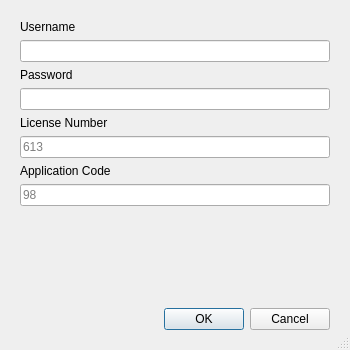
Above: terraindex_login.ui from KRS-dev/TerraIndex-Plugin before the change. Below: the same form after it.
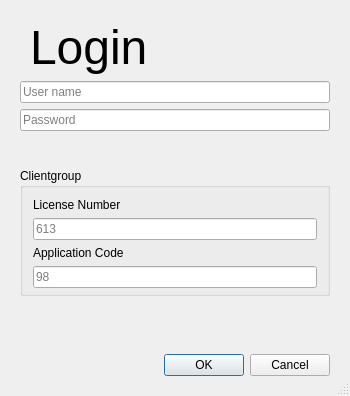
That is the form after the change. Custom widgets are drawn as their Qt base class.

The edit to the form file:
```diff
--- a/terraindex_login.ui
+++ b/terraindex_login.ui
@@ -7,7 +7,7 @@
     <x>0</x>
     <y>0</y>
     <width>350</width>
-    <height>350</height>
+    <height>396</height>
    </rect>
   </property>
   <property name="sizePolicy">
@@ -19,26 +19,26 @@
   <property name="minimumSize">
    <size>
     <width>350</width>
-    <height>320</height>
+    <height>350</height>
    </size>
   </property>
   <property name="maximumSize">
    <size>
     <width>350</width>
-    <height>350</height>
+    <height>450</height>
    </size>
   </property>
   <property name="baseSize">
    <size>
-    <width>300</width>
-    <height>300</height>
+    <width>350</width>
+    <height>400</height>
    </size>
   </property>
   <property name="contextMenuPolicy">
    <enum>Qt::DefaultContextMenu</enum>
   </property>
   <property name="windowTitle">
-   <string>Dialog</string>
+   <string>Login - Terraindex</string>
   </property>
   <property name="sizeGripEnabled">
    <bool>true</bool>
@@ -81,68 +81,55 @@
        <enum>QLayout::SetMinimumSize</enum>
       </property>
       <item row="0" column="0">
-       <widget class="QLabel" name="label">
+       <widget class="QLabel" name="lb_title">
+        <property name="lineWidth">
+         <number>1</number>
+        </property>
         <property name="text">
-         <string>Username</string>
+         <string>&lt;html&gt;&lt;head/&gt;&lt;body&gt;&lt;p&gt;&lt;span style=&quot; font-size:36pt;&quot;&gt;Login&lt;/span&gt;&lt;/p&gt;&lt;/body&gt;&lt;/html&gt;</string>
+        </property>
+        <property name="textFormat">
+         <enum>Qt::AutoText</enum>
+        </property>
+        <property name="scaledContents">
+         <bool>true</bool>
+        </property>
+        <property name="indent">
+         <number>10</number>
         </property>
        </widget>
       </item>
       <item row="1" column="0" colspan="2">
        <widget class="QgsFilterLineEdit" name="username">
-        <property name="text">
+        <property name="accessibleName">
          <string/>
         </property>
+        <property name="inputMask">
+         <string notr="true"/>
+        </property>
+        <property name="text">
+         <string notr="true"/>
+        </property>
+        <property name="placeholderText">
+         <string>User name</string>
+        </property>
         <property name="qgisRelation" stdset="0">
          <string notr="true"/>
         </property>
        </widget>
       </item>
-      <item row="2" column="0">
-       <widget class="QLabel" name="label_2">
-        <property name="text">
+      <item row="2" column="0" colspan="2">
+       <widget class="QgsPasswordLineEdit" name="password">
+        <property name="inputMask">
+         <string/>
+        </property>
+        <property name="placeholderText">
          <string>Password</string>
         </property>
        </widget>
       </item>
-      <item row="3" column="0" colspan="2">
-       <widget class="QgsPasswordLineEdit" name="password"/>
-      </item>
-      <item row="4" column="0">
-       <widget class="QLabel" name="label_3">
-        <property name="text">
-         <string>License Number</string>
-        </property>
-       </widget>
-      </item>
-      <item row="5" column="0" colspan="2">
-       <widget class="QgsFilterLineEdit" name="licensenumber">
-        <property name="placeholderText">
-         <string>613</string>
-        </property>
-        <property name="qgisRelation" stdset="0">
-         <string notr="true"/>
-        </property>
-       </widget>
-      </item>
-      <item row="6" column="0">
-       <widget class="QLabel" name="label_4">
-        <property name="text">
-         <string>Application Code</string>
-        </property>
-       </widget>
-      </item>
-      <item row="7" column="0" colspan="2">
-       <widget class="QgsFilterLineEdit" name="applicationcode">
-        <property name="placeholderText">
-         <string>98</string>
-        </property>
-        <property name="qgisRelation" stdset="0">
-         <string notr="true"/>
-        </property>
-       </widget>
-      </item>
-      <item row="9" column="0" colspan="2">
-       <spacer name="verticalSpacer_5">
+      <item row="3" column="0">
+       <spacer name="verticalSpacer">
         <property name="orientation">
          <enum>Qt::Vertical</enum>
         </property>
@@ -154,27 +141,93 @@
         </property>
        </spacer>
       </item>
-      <item row="10" column="0" colspan="2">
-       <widget class="QDialogButtonBox" name="buttonBox">
-        <property name="orientation">
-         <enum>Qt::Horizontal</enum>
+      <item row="4" column="0" colspan="2">
+       <widget class="QGroupBox" name="verticalGroupBox">
+        <property name="enabled">
+         <bool>true</bool>
         </property>
-        <property name="standardButtons">
-         <set>QDialogButtonBox::Cancel|QDialogButtonBox::Ok</set>
+        <property name="statusTip">
+         <string>Terraindex client identifiers, default: Gemeente Rotterdam</string>
         </property>
+        <property name="whatsThis">
+         <string>Terraindex client identifiers, default: Gemeente Rotterdam</string>
+        </property>
+        <property name="title">
+         <string>Clientgroup</string>
+        </property>
+        <property name="alignment">
+         <set>Qt::AlignJustify|Qt::AlignTop</set>
+        </property>
+        <property name="flat">
+         <bool>false</bool>
+        </property>
+        <property name="checkable">
+         <bool>false</bool>
+        </property>
+        <layout class="QVBoxLayout" name="verticalLayout_2">
+         <property name="sizeConstraint">
+          <enum>QLayout::SetNoConstraint</enum>
+         </property>
+         <property name="leftMargin">
+          <number>10</number>
+         </property>
+         <property name="topMargin">
+          <number>10</number>
+         </property>
+         <property name="rightMargin">
+          <number>10</number>
+         </property>
+         <property name="bottomMargin">
+          <number>5</number>
+         </property>
+         <item>
+          <widget class="QLabel" name="lb_licensenumber">
+           <property name="text">
+            <string>License Number</string>
+           </property>
+          </widget>
+         </item>
+         <item>
+          <widget class="QgsFilterLineEdit" name="licensenumber">
+           <property name="placeholderText">
+            <string>613</string>
+           </property>
+           <property name="qgisRelation" stdset="0">
+            <string notr="true"/>
+           </property>
+          </widget>
+         </item>
+         <item>
+          <widget class="QLabel" name="lb_applicationcode">
+           <property name="text">
+            <string>Application Code</string>
+           </property>
+          </widget>
+         </item>
+         <item>
+          <widget class="QgsFilterLineEdit" name="applicationcode">
+           <property name="placeholderText">
+            <string>98</string>
+           </property>
+           <property name="qgisRelation" stdset="0">
+            <string notr="true"/>
+           </property>
+          </widget>
+         </item>
+        </layout>
        </widget>
       </item>
       <item row="8" column="0" colspan="2">
        <widget class="QLabel" name="message">
         <property name="sizePolicy">
-         <sizepolicy hsizetype="MinimumExpanding" vsizetype="MinimumExpanding">
+         <sizepolicy hsizetype="Preferred" vsizetype="Preferred">
           <horstretch>0</horstretch>
           <verstretch>0</verstretch>
          </sizepolicy>
         </property>
         <property name="maximumSize">
          <size>
-          <width>1000</width>
+          <width>300</width>
           <height>1000</height>
          </size>
         </property>
@@ -184,18 +237,79 @@
           <height>0</height>
          </size>
         </property>
+        <property name="font">
+         <font>
+          <weight>75</weight>
+          <bold>true</bold>
+          <kerning>false</kerning>
+         </font>
+        </property>
+        <property name="autoFillBackground">
+         <bool>false</bool>
+        </property>
+        <property name="frameShape">
+         <enum>QFrame::NoFrame</enum>
+        </property>
+        <property name="frameShadow">
+         <enum>QFrame::Plain</enum>
+        </property>
+        <property name="lineWidth">
+         <number>1</number>
+        </property>
+        <property name="midLineWidth">
+         <number>0</number>
+        </property>
         <property name="text">
-         <string/>
+         <string> </string>
         </property>
         <property name="textFormat">
          <enum>Qt::PlainText</enum>
         </property>
+        <property name="scaledContents">
+         <bool>true</bool>
+        </property>
         <property name="wordWrap">
          <bool>true</bool>
         </property>
+        <property name="margin">
+         <number>0</number>
+        </property>
+        <property name="indent">
+         <number>0</number>
+        </property>
+       </widget>
+      </item>
+      <item row="9" column="0" colspan="2">
+       <spacer name="verticalSpacer_5">
+        <property name="orientation">
+         <enum>Qt::Vertical</enum>
+        </property>
+        <property name="sizeHint" stdset="0">
+         <size>
+          <width>20</width>
+          <height>40</height>
+         </size>
+        </property>
+       </spacer>
+      </item>
+      <item row="10" column="0" colspan="2">
+       <widget class="QDialogButtonBox" name="buttonBox">
+        <property name="orientation">
+         <enum>Qt::Horizontal</enum>
+        </property>
+        <property name="standardButtons">
+         <set>QDialogButtonBox::Cancel|QDialogButtonBox::Ok</set>
+        </property>
        </widget>
       </item>
      </layout>
+     <zorder>verticalGroupBox</zorder>
+     <zorder>username</zorder>
+     <zorder>password</zorder>
+     <zorder>buttonBox</zorder>
+     <zorder>message</zorder>
+     <zorder>lb_title</zorder>
+     <zorder>verticalSpacer</zorder>
     </widget>
    </item>
   </layout>
```
